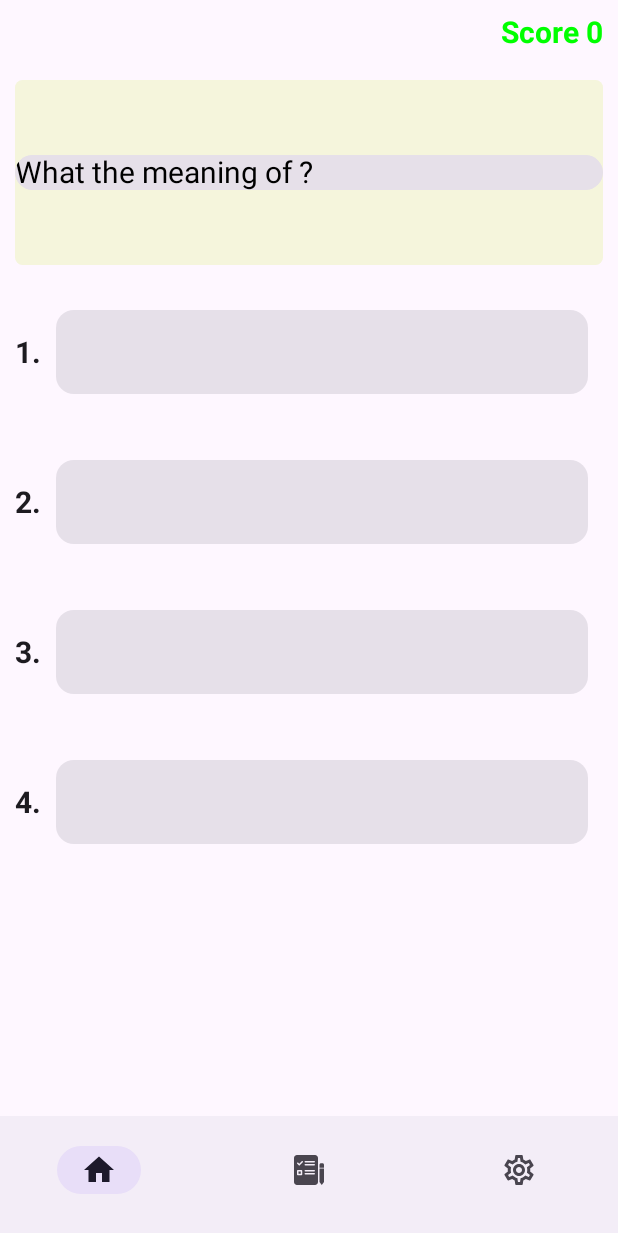
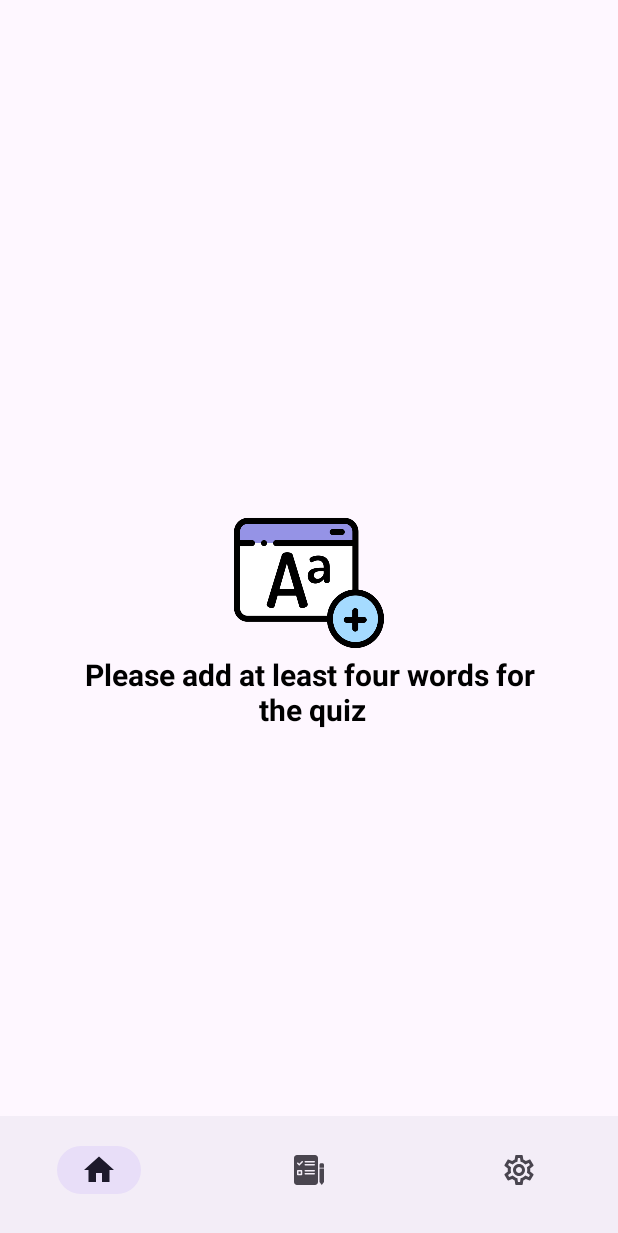
Before and after one commit to ashutosh1234ojha/WordsBook, an Android app built with Jetpack Compose: the QuizScreen screen opened through its navigation route, on a phone screen of 412 x 824 dp. Shown: the top 1233 px of the screen. Run offline under Robolectric (Android 15) with nearby library versions, the phone set to English and light mode, and no system bars; our stand-ins replace Dagger/Hilt's generated code.

Commit message:
no quiz error handled

```diff
--- a/app/src/main/java/com/example/mywordsbook/QuizScreen.kt
+++ b/app/src/main/java/com/example/mywordsbook/QuizScreen.kt
@@ -2,6 +2,7 @@ package com.example.mywordsbook
 
 import android.util.Log
 import androidx.compose.foundation.ExperimentalFoundationApi
+import androidx.compose.foundation.Image
 import androidx.compose.foundation.background
 import androidx.compose.foundation.clickable
 import androidx.compose.foundation.layout.Box
@@ -9,7 +10,9 @@ import androidx.compose.foundation.layout.Column
 import androidx.compose.foundation.layout.Row
 import androidx.compose.foundation.layout.fillMaxSize
 import androidx.compose.foundation.layout.fillMaxWidth
+import androidx.compose.foundation.layout.height
 import androidx.compose.foundation.layout.padding
+import androidx.compose.foundation.layout.width
 import androidx.compose.foundation.pager.HorizontalPager
 import androidx.compose.foundation.pager.rememberPagerState
 import androidx.compose.foundation.shape.RoundedCornerShape
@@ -29,6 +32,7 @@ import androidx.compose.ui.Alignment
 import androidx.compose.ui.Modifier
 import androidx.compose.ui.draw.clip
 import androidx.compose.ui.graphics.Color
+import androidx.compose.ui.res.painterResource
 import androidx.compose.ui.text.SpanStyle
 import androidx.compose.ui.text.TextStyle
 import androidx.compose.ui.text.buildAnnotatedString
@@ -82,6 +86,8 @@ fun QuizScreen(navController: NavHostController, commonViewModel: CommonViewMode
 
         }
     }
+    Box(modifier = Modifier.fillMaxSize(), contentAlignment = Alignment.Center) {
+        if (firstFour.size >= 4) {
             HorizontalPager(state = pagerState) { page ->
 
                 Column {
@@ -161,4 +167,27 @@ fun QuizScreen(navController: NavHostController, commonViewModel: CommonViewMode
 
             }
 
+        } else {
+            Column(horizontalAlignment = Alignment.CenterHorizontally) {
+                Image(
+                    painterResource(R.drawable.add_more_words),
+                    contentDescription = "Shuffle",
+                    modifier = Modifier
+                        .width(100.dp)
+                        .height(100.dp)
+                )
+
+                Text(
+                    text = "Please add at least four words for\n the quiz", style = TextStyle(
+                        fontWeight = FontWeight.Bold,
+                        color = Color.Black,
+                        fontSize = 20.sp, textAlign = TextAlign.Center
+                    )
+                )
             }
+
+        }
+
+    }
+
+}
```
Also changed, not shown: app/src/main/res/drawable/add_more_words.png (added). Lines whose indentation alone changed are shown as unchanged.
